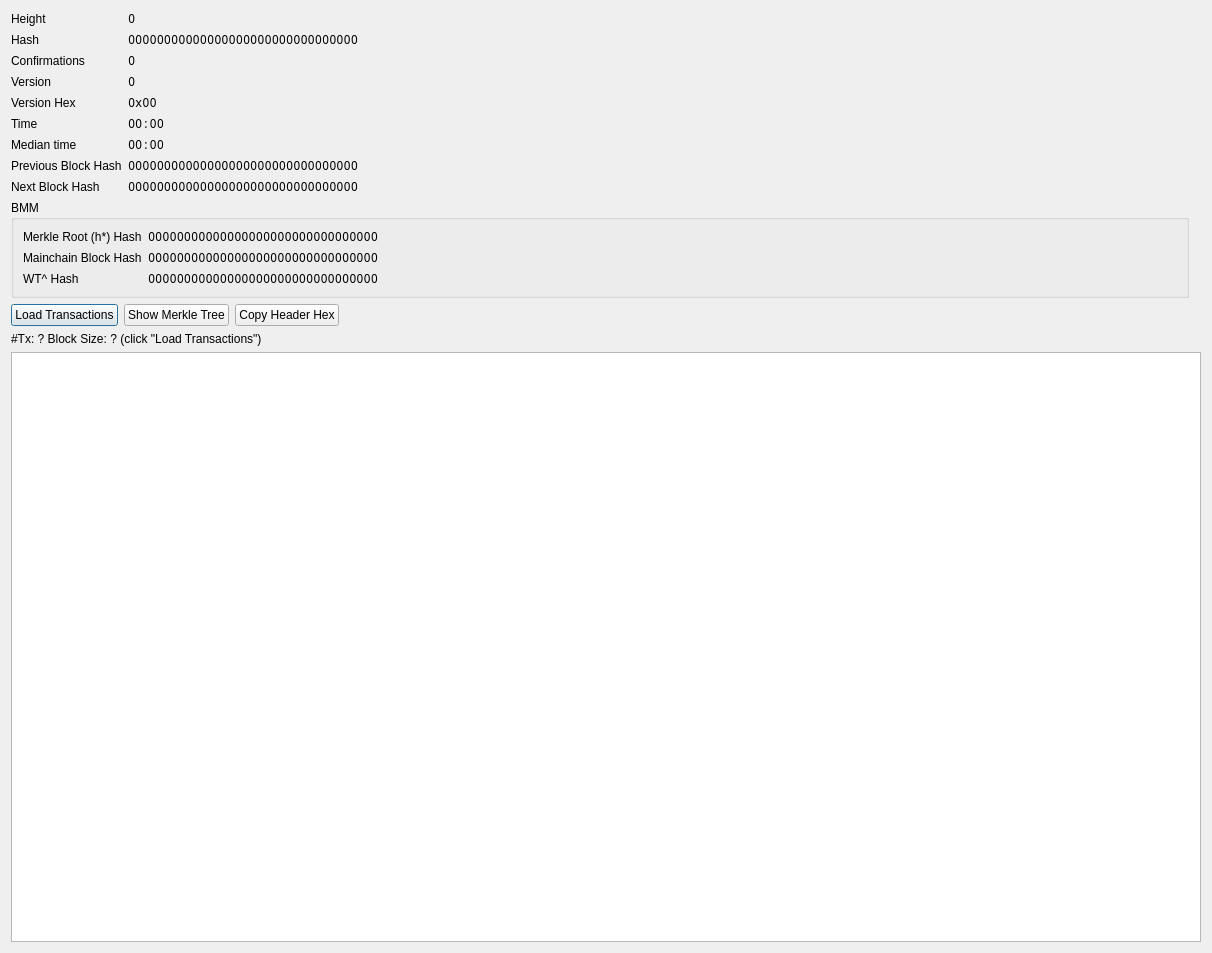
This is src/qt/forms/blockindexdetailsdialog.ui in skydogenet/sidechains as Qt 5 draws it before an edit. The edited form follows.
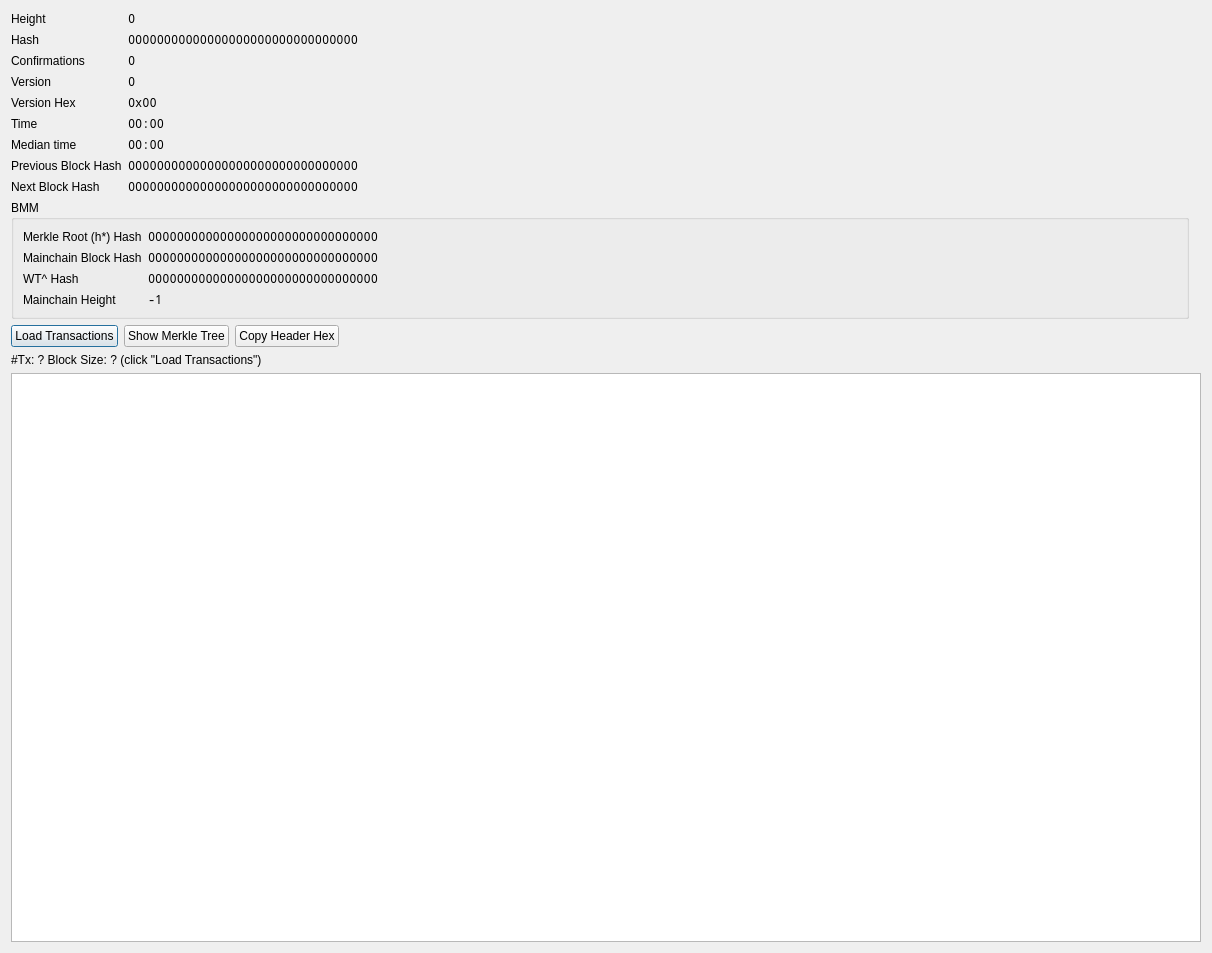
This is the edited form.

Commit message:
Add GetMainPrevBlockHash & GetMainchainBlockHeight to BMM Cache
* Add GetMainPrevBlockHash & GetMainchainBlockHeight to BMMCache

* Display mainchain block height on block index details

```diff
--- a/src/qt/forms/blockindexdetailsdialog.ui
+++ b/src/qt/forms/blockindexdetailsdialog.ui
@@ -491,7 +491,26 @@
          <string>00000000000000000000000000000000</string>
         </property>
         <property name="textInteractionFlags">
-         <set>Qt::TextSelectableByMouse</set>
+         <set>Qt::LinksAccessibleByMouse|Qt::TextSelectableByMouse</set>
+        </property>
+       </widget>
+      </item>
+      <item row="3" column="0">
+       <widget class="QLabel" name="label_5">
+        <property name="text">
+         <string>Mainchain Height</string>
+        </property>
+       </widget>
+      </item>
+      <item row="3" column="1">
+       <widget class="QLabel" name="labelMainBlockHeight">
+        <property name="font">
+         <font>
+          <family>Noto Mono</family>
+         </font>
+        </property>
+        <property name="text">
+         <string>-1</string>
         </property>
        </widget>
       </item>
```
Left out of the diff: 50 changed lines with no effect on the pictures. The commit also changes 3 other files.
